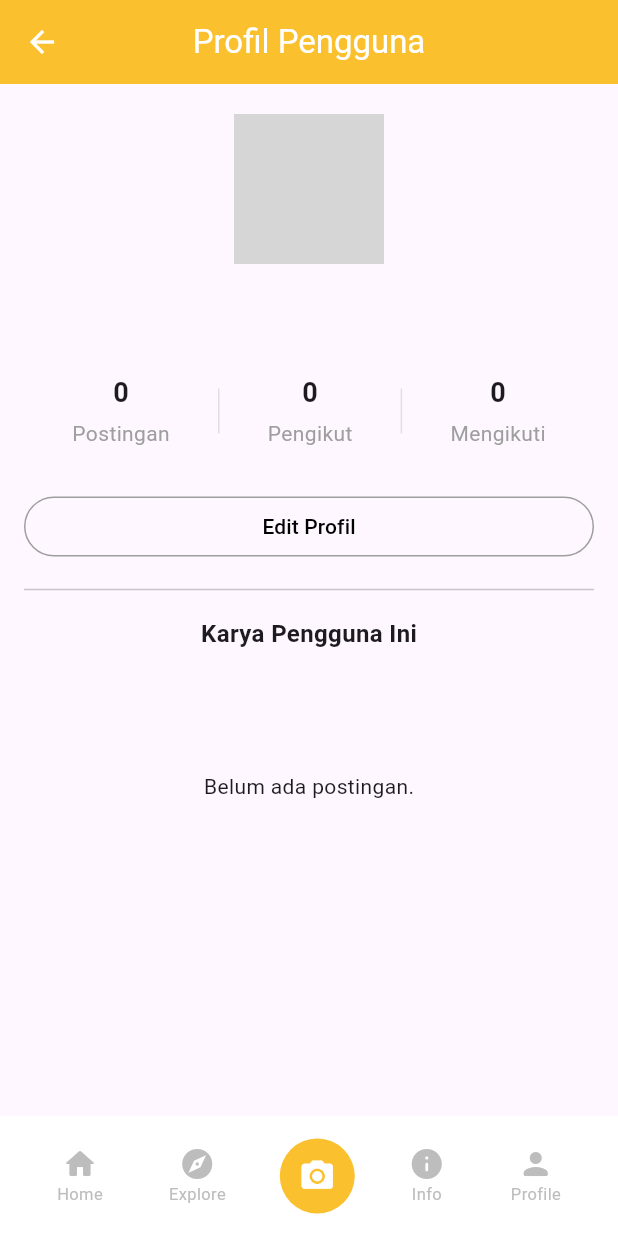
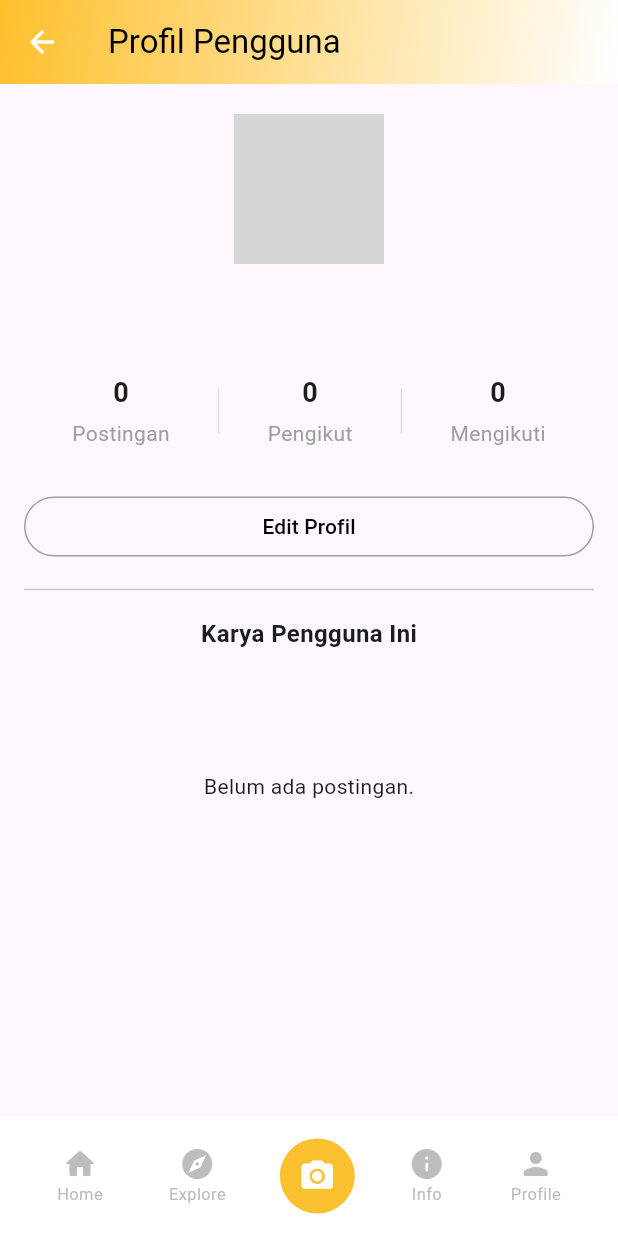
Before and after one commit to muhamadayeshaaulia/project_kelompok, a Flutter app: the Profildetail screen opened directly with empty values, on a phone screen of 412 x 824 dp. Run offline on Flutter 3.47's test engine with Material 3 defaults, Android fonts, the phone set to English and light mode, and no system bars; our stand-ins replace cloud_firestore, firebase_auth, firebase_core, flutter_dotenv, font_awesome_flutter, image_cropper and 4 more; missing offline and left inert: gal; accounts and stored records are empty; network calls fail; grey boxes are pictures that could not be loaded.

Commit message:
membuat text agar tidak center

```diff
--- a/lib/detail/profilDetail.dart
+++ b/lib/detail/profilDetail.dart
@@ -113,10 +113,19 @@ class _ProfildetailState extends State<Profildetail> {
         slivers: [
           SliverAppBar(
             pinned: true,
-            expandedHeight: 50.0,
-            title: const Text("Profil Pengguna"),
-            centerTitle: true,
-            backgroundColor: Colors.yellow[700],
+            title: const Text(
+              "Profil Pengguna",
+              style: TextStyle(color: Colors.black),
+            ),
+            flexibleSpace: Container(
+              decoration: BoxDecoration(
+                gradient: LinearGradient(
+                  colors: [Color.fromRGBO(255, 192, 45, 1), Colors.white],
+                  begin: Alignment.topLeft,
+                  end: Alignment.bottomRight,
+                ),
+              ),
+            ),
             foregroundColor: Colors.white,
           ),
 
```
